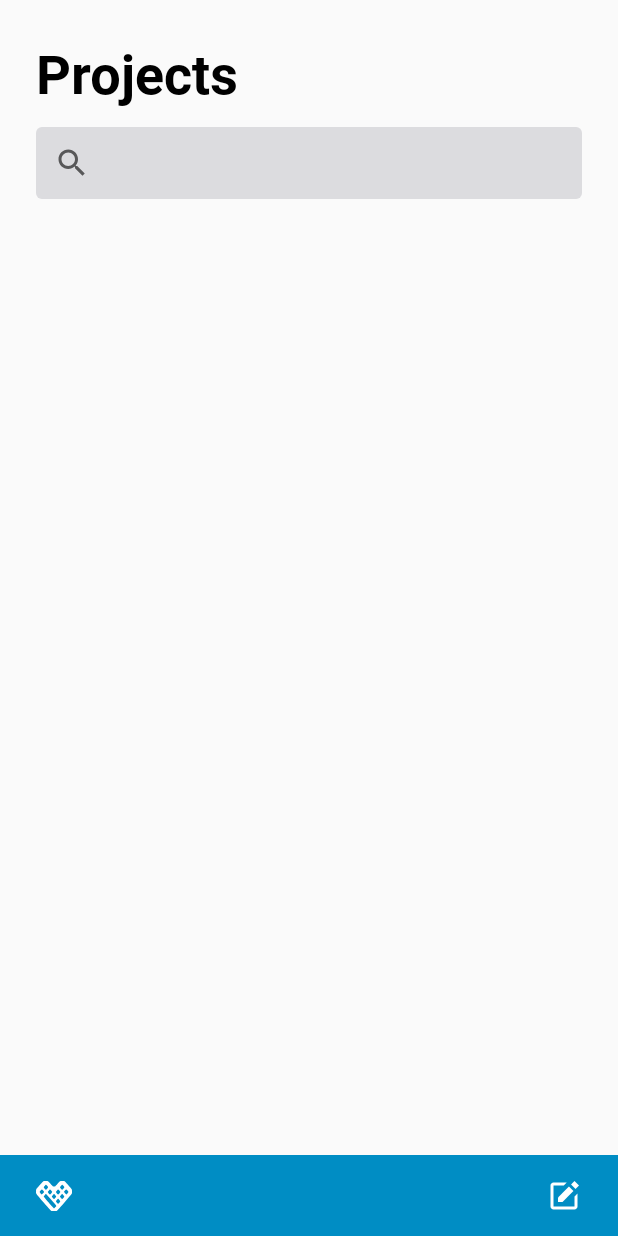
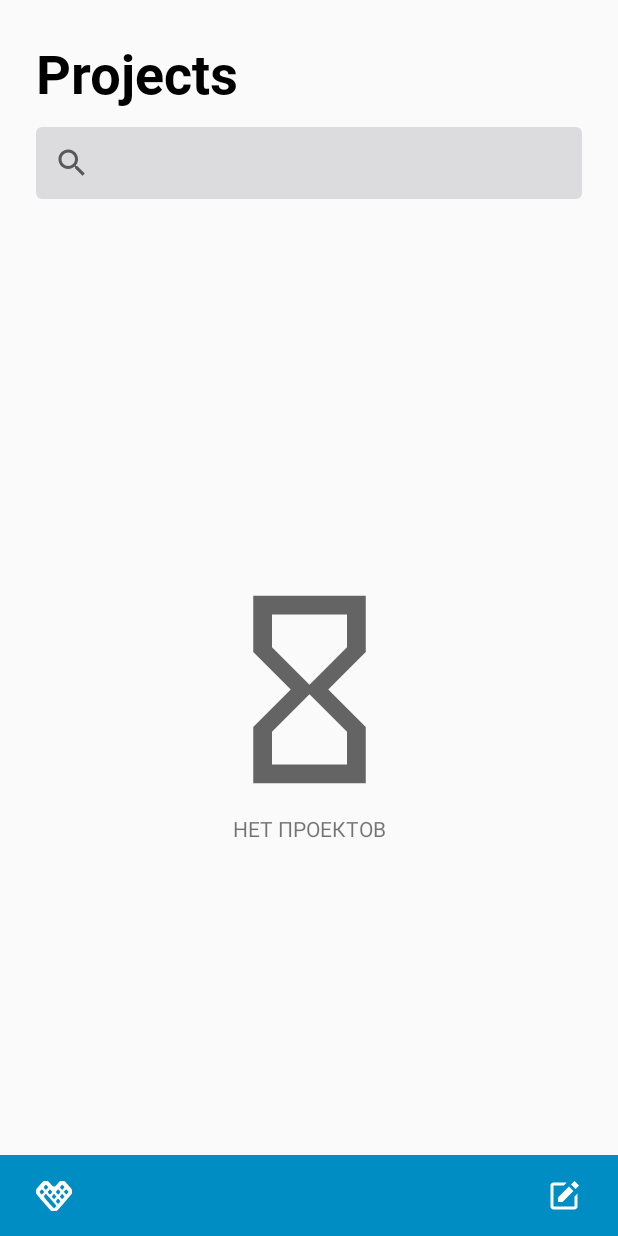
Before and after one commit to emikoo/NotesKotlinProject, an Android app: the screen it shows after launch (ProjectActivity), on a phone screen of 412 x 824 dp. Run offline under Robolectric (Android 15) with nearby library versions, the phone set to English and light mode, and no system bars; 1 statement that could not run was skipped.

Commit message:
setupViews & adapter to Projects

```diff
--- /dev/null
+++ b/app/src/main/java/com/example/notesapp/data/network/api/ProjectApi.kt
@@ -0,0 +1,17 @@
+package com.example.notesapp.data.network.api
+
+import com.example.notesapp.data.model.Project
+import retrofit2.Call
+import retrofit2.http.GET
+import retrofit2.http.Headers
+
+interface ProjectApi {
+
+    @Headers(
+        "Authorization: Bearer 18d41187422aa8a8949e8a12f437b961c34b0dce",
+        "client_id: e71d58b4ed1b48abb2b8530df55be03f",
+        "client_secret: 324fa28e17164dc8b799b373f3480806"
+    )
+    @GET("projects")
+    fun getAllProjects(): Call<MutableList<Project>>
+}
--- /dev/null
+++ b/app/src/main/java/com/example/notesapp/data/network/client/RetrofitClient.kt
@@ -0,0 +1,27 @@
+package com.example.notesapp.data.network.client
+
+import com.example.notesapp.data.network.api.ProjectApi
+import okhttp3.OkHttpClient
+import okhttp3.logging.HttpLoggingInterceptor
+import retrofit2.Retrofit
+import retrofit2.converter.gson.GsonConverterFactory
+
+class RetrofitClient {
+
+    private val httpLoggingInterceptor = HttpLoggingInterceptor().apply {
+        level = HttpLoggingInterceptor.Level.BODY
+    }
+
+    private val okHttpClient = OkHttpClient()
+        .newBuilder()
+        .addInterceptor(httpLoggingInterceptor)
+        .build()
+
+    val retrofit = Retrofit.Builder()
+        .baseUrl("https://api.todoist.com/rest/v1/")
+        .client(okHttpClient)
+        .addConverterFactory(GsonConverterFactory.create())
+        .build()
+
+    val projectsApi = retrofit.create(ProjectApi::class.java)
+}
--- /dev/null
+++ b/app/src/main/java/com/example/notesapp/ui/base/BaseActivity.kt
@@ -0,0 +1,24 @@
+package com.example.notesapp.ui.base
+
+import android.os.Bundle
+import androidx.appcompat.app.AppCompatActivity
+import androidx.lifecycle.ViewModel
+import androidx.lifecycle.ViewModelProvider
+
+abstract class BaseActivity<VM : ViewModel>(
+    private val layoutId: Int,
+    val vmClass : Class<VM>) : AppCompatActivity() {
+
+    lateinit var viewModel: VM
+
+    override fun onCreate(savedInstanceState: Bundle?) {
+        super.onCreate(savedInstanceState)
+        setContentView(layoutId)
+        viewModel = ViewModelProvider(this).get(vmClass)
+        setupViews()
+        subscribeToLiveData()
+    }
+
+    abstract fun setupViews()
+    abstract fun subscribeToLiveData()
+}
--- /dev/null
+++ b/app/src/main/java/com/example/notesapp/ui/base/BaseAdapter.kt
@@ -0,0 +1,8 @@
+package com.example.notesapp.ui.base
+
+import android.view.View
+import androidx.recyclerview.widget.RecyclerView
+
+abstract class BaseAdapter : RecyclerView.Adapter<BaseViewHolder>()
+
+abstract class BaseViewHolder(itemView: View) : RecyclerView.ViewHolder(itemView)
--- a/app/src/main/java/com/example/notesapp/ui/projects/ProjectActivity.kt
+++ b/app/src/main/java/com/example/notesapp/ui/projects/ProjectActivity.kt
@@ -1,12 +1,59 @@
 package com.example.notesapp.ui.projects
 
-import androidx.appcompat.app.AppCompatActivity
-import android.os.Bundle
+import android.os.Handler
+import androidx.lifecycle.Observer
+import androidx.recyclerview.widget.LinearLayoutManager
 import com.example.notesapp.R
+import com.example.notesapp.data.model.Project
+import com.example.notesapp.ui.base.BaseActivity
+import kotlinx.android.synthetic.main.activity_project.*
 
-class ProjectActivity : AppCompatActivity() {
-    override fun onCreate(savedInstanceState: Bundle?) {
-        super.onCreate(savedInstanceState)
-        setContentView(R.layout.activity_project)
+class ProjectActivity : BaseActivity<ProjectViewModel>(
+    R.layout.activity_project, ProjectViewModel::class.java) {
+
+    lateinit var adapter: ProjectsAdapter
+
+    override fun setupViews() {
+        setupRecyclerView()
+        setupSearchView()
+    }
+
+    private fun setupRecyclerView() {
+        adapter = ProjectsAdapter()
+        list_projects.layoutManager = LinearLayoutManager(this)
+        list_projects.adapter = adapter
+    }
+
+    private fun setupSearchView() {
+        search_view.setOnQueryTextListener(object :
+            androidx.appcompat.widget.SearchView.OnQueryTextListener {
+            override fun onQueryTextSubmit(query: String): Boolean {
+                return false
+            }
+
+            override fun onQueryTextChange(newText: String): Boolean {
+                Handler().postDelayed(Runnable {
+                    if (newText == "") {
+                        adapter.addItems(viewModel.project)
+                    } else {
+
+                        val searchText = newText.toLowerCase()
+                        val filtered = mutableListOf<Project>()
+                        viewModel.project.forEach {
+                            if (it.name?.toLowerCase()?.contains(searchText)!!) filtered.add(it)
+                        }
+                        adapter.addItems(filtered)
+                    }
+                }, 800)
+                return false
+            }
+        }
+        )
+    }
+
+    override fun subscribeToLiveData() {
+        viewModel.data?.observe(this, Observer {
+            if (it != null) adapter.addItems(it)
+        })
     }
 }
--- /dev/null
+++ b/app/src/main/java/com/example/notesapp/ui/projects/ProjectsAdapter.kt
@@ -0,0 +1,74 @@
+package com.example.notesapp.ui.projects
+
+import android.view.LayoutInflater
+import android.view.View
+import android.view.ViewGroup
+import androidx.recyclerview.widget.RecyclerView
+import com.example.notesapp.R
+import com.example.notesapp.data.model.Project
+import com.example.notesapp.helper.ColorType
+import com.example.notesapp.ui.base.BaseAdapter
+import com.example.notesapp.ui.base.BaseViewHolder
+import kotlinx.android.synthetic.main.item_empty.view.*
+import kotlinx.android.synthetic.main.item_projects.view.*
+
+class ProjectsAdapter: BaseAdapter() {
+
+    var projectArray = mutableListOf<Project>()
+    override fun onCreateViewHolder(parent: ViewGroup, viewType: Int): BaseViewHolder {
+        return if(viewType == VIEW_TYPE_DATA) ProjectsViewHolder(
+            LayoutInflater.from(parent.context).inflate(R.layout.item_projects, parent, false)
+        ) else EmptyListViewHolder(
+            LayoutInflater.from(parent.context).inflate(R.layout.item_empty, parent, false)
+        )
+    }
+
+    override fun getItemCount(): Int {
+        return if (projectArray.count() == 0) 1
+        else projectArray.count()
+    }
+
+    override fun getItemViewType(position: Int): Int {
+        return if (projectArray.count() == 0) VIEW_TYPE_EMPTY
+        else VIEW_TYPE_DATA
+    }
+
+    override fun onBindViewHolder(holder: BaseViewHolder, position: Int) {
+        val type = getItemViewType(position)
+        if (type == VIEW_TYPE_DATA) setupProjectsViewHolder(holder as ProjectsViewHolder, position)
+        else setupEmptyViewHolder(holder as EmptyListViewHolder, position)
+    }
+
+    private fun setupProjectsViewHolder(holder: ProjectsViewHolder, position: Int) {
+        val item = projectArray[position]
+        holder.bind(item)
+    }
+
+    private fun setupEmptyViewHolder(holder: EmptyListViewHolder, position: Int) {
+        holder.bind()
+    }
+
+    fun addItems(items: MutableList<Project>) {
+        projectArray = items
+        notifyDataSetChanged()
+    }
+
+    companion object{
+        val VIEW_TYPE_EMPTY = 1
+        val VIEW_TYPE_DATA = 2
+    }
+}
+
+class EmptyListViewHolder(itemView: View): BaseViewHolder(itemView){
+    fun bind() {
+        itemView.title_empty_tv.text = "НЕТ ПРОЕКТОВ"
+        itemView.empty_iv.setImageResource(R.drawable.ic_empty)
+    }
+}
+
+class ProjectsViewHolder(itemView: View): BaseViewHolder(itemView){
+    fun bind(item: Project) {
+        itemView.view_project_indicator.setBackgroundColor(ColorType.getProjectColorType(item.color))
+        itemView.tv_title.text = item.name
+    }
+}
--- /dev/null
+++ b/app/src/main/java/com/example/notesapp/ui/projects/ProjectsViewModel.kt
@@ -0,0 +1,33 @@
+package com.example.notesapp.ui.projects
+
+import androidx.lifecycle.MutableLiveData
+import androidx.lifecycle.ViewModel
+import com.example.notesapp.data.model.Project
+import com.example.notesapp.ui.repository.ProjectRepositoryImpl
+
+class ProjectViewModel : ViewModel() {
+    private val repository = ProjectRepositoryImpl()
+    val data: MutableLiveData<MutableList<Project>>? = MutableLiveData()
+    var project = mutableListOf<Project>()
+    val message: MutableLiveData<String>? = MutableLiveData()
+
+    init {
+        subscribeToData()
+        subscribeToMessage()
+        repository.fetchProjects()
+    }
+
+    fun subscribeToData() {
+        repository.data?.observeForever {
+            project = it
+            data?.value = it
+        }
+    }
+
+    fun subscribeToMessage() {
+        repository.message?.observeForever {
+            message?.value = it
+        }
+    }
+
+}
--- /dev/null
+++ b/app/src/main/java/com/example/notesapp/ui/repository/ProjectRepository.kt
@@ -0,0 +1,34 @@
+package com.example.notesapp.ui.repository
+
+import androidx.lifecycle.MutableLiveData
+import com.example.notesapp.data.model.Project
+import com.example.notesapp.data.network.client.RetrofitClient
+import retrofit2.Call
+import retrofit2.Callback
+import retrofit2.Response
+
+interface ProjectRepository {
+    fun fetchProjects()
+}
+
+class ProjectRepositoryImpl: ProjectRepository {
+    val api = RetrofitClient().projectsApi
+
+    val data: MutableLiveData<MutableList<Project>>? = MutableLiveData()
+    val message: MutableLiveData<String>? = MutableLiveData()
+
+    override fun fetchProjects() {
+        api.getAllProjects().enqueue(object : Callback<MutableList<Project>> {
+            override fun onFailure(call: Call<MutableList<Project>>, t: Throwable) {
+                message?.value = t.message
+            }
+
+            override fun onResponse(
+                call: Call<MutableList<Project>>,
+                response: Response<MutableList<Project>>
+            ) {
+                data?.value = response.body()
+            }
+        })
+    }
+}
--- /dev/null
+++ b/app/src/main/res/drawable/ic_empty.xml
@@ -0,0 +1,10 @@
+<vector xmlns:android="http://schemas.android.com/apk/res/android"
+    android:width="24dp"
+    android:height="24dp"
+    android:viewportWidth="24"
+    android:viewportHeight="24"
+    android:tint="?attr/colorControlNormal">
+    <path
+        android:fillColor="@android:color/white"
+        android:pathData="M6,2v6h0.01L6,8.01 10,12l-4,4 0.01,0.01L6,16.01L6,22h12v-5.99h-0.01L18,16l-4,-4 4,-3.99 -0.01,-0.01L18,8L18,2L6,2zM16,16.5L16,20L8,20v-3.5l4,-4 4,4zM12,11.5l-4,-4L8,4h8v3.5l-4,4z"/>
+</vector>
--- a/app/src/main/res/layout/activity_project.xml
+++ b/app/src/main/res/layout/activity_project.xml
@@ -26,6 +26,7 @@
         android:layout_marginEnd="@dimen/search_margin_horizontal"/>
 
     <androidx.recyclerview.widget.RecyclerView
+        android:id="@+id/list_projects"
         android:layout_width="match_parent"
         android:layout_height="@dimen/recycler_height"
         android:layout_marginTop="@dimen/recycler_top"
--- /dev/null
+++ b/app/src/main/res/layout/item_empty.xml
@@ -0,0 +1,25 @@
+<?xml version="1.0" encoding="utf-8"?>
+<androidx.constraintlayout.widget.ConstraintLayout xmlns:android="http://schemas.android.com/apk/res/android"
+    android:layout_width="match_parent"
+    android:layout_height="match_parent"
+    xmlns:app="http://schemas.android.com/apk/res-auto">
+
+    <ImageView
+        android:id="@+id/empty_iv"
+        android:layout_width="150dp"
+        android:layout_height="150dp"
+        app:layout_constraintTop_toTopOf="parent"
+        app:layout_constraintBottom_toBottomOf="parent"
+        app:layout_constraintStart_toStartOf="parent"
+        app:layout_constraintEnd_toEndOf="parent"/>
+
+    <TextView
+        android:id="@+id/title_empty_tv"
+        android:layout_width="wrap_content"
+        android:layout_height="wrap_content"
+        app:layout_constraintTop_toBottomOf="@id/empty_iv"
+        app:layout_constraintStart_toStartOf="parent"
+        app:layout_constraintEnd_toEndOf="parent"
+        android:layout_marginTop="8dp"/>
+
+</androidx.constraintlayout.widget.ConstraintLayout>
```
Also changed, not shown: app/build.gradle (+6 -1 lines), app/src/main/java/com/example/notesapp/data/model/Project.kt (added, +17 -0 lines), app/src/main/java/com/example/notesapp/helper/ColorType.kt (added, +55 -0 lines), app/src/main/res/layout/item_projects.xml (added, +40 -0 lines).
